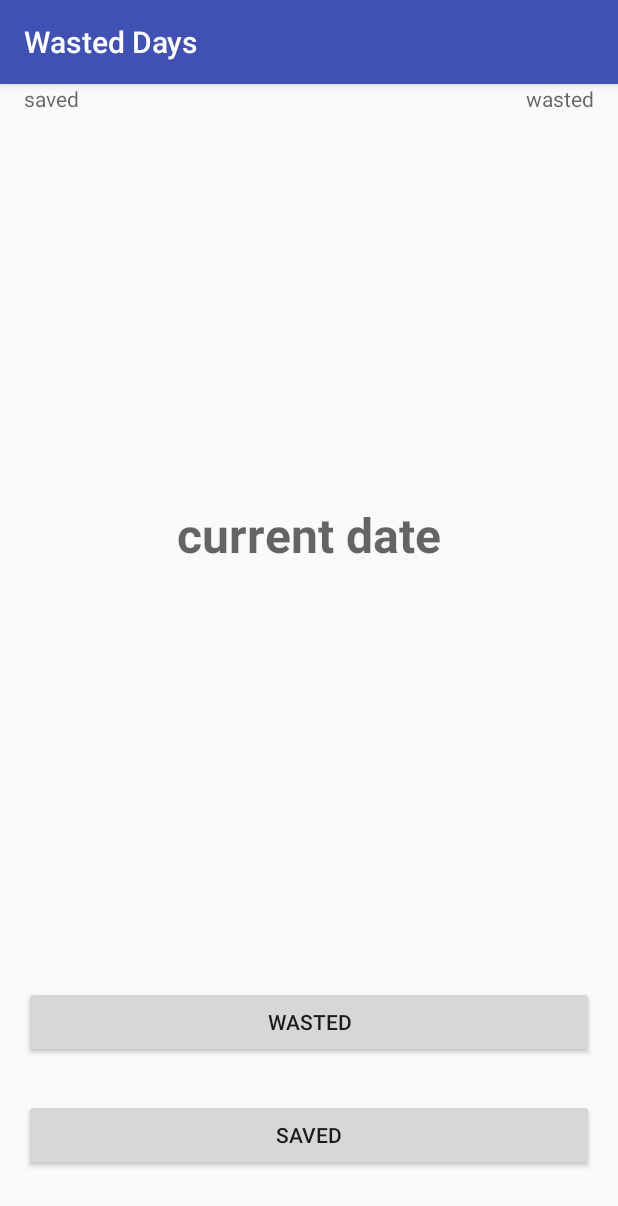
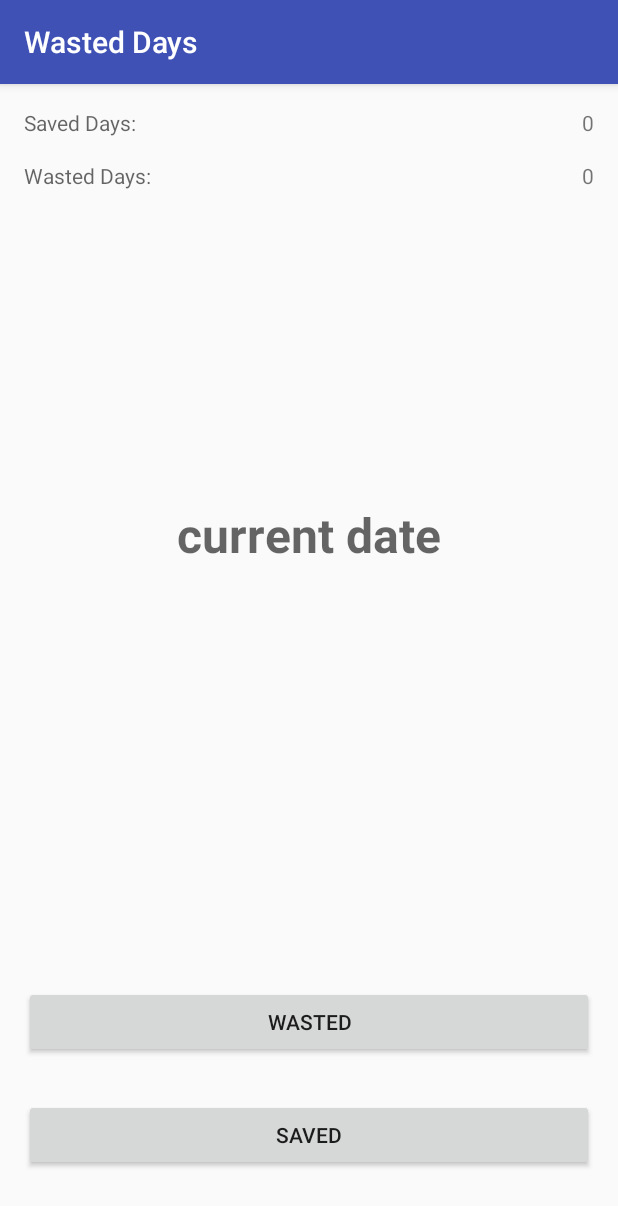
Before and after one commit to Amezdrin/Wasted-Days, an Android app: the screen it shows after launch (MainActivity), on a phone screen of 412 x 824 dp. Shown: the top 1206 px of the screen. Run offline under Robolectric (Android 15) with nearby library versions, the phone set to English and light mode, and no system bars.

Commit message:
Check if saved/wasted days counters !=0 and show current value added for wasted and saved days counters.
Need to add:
- handler for back button
- button to reset values
- statistic

```diff
--- a/app/src/main/java/artemtrue/wasteddays/MainActivity.java
+++ b/app/src/main/java/artemtrue/wasteddays/MainActivity.java
@@ -38,8 +38,6 @@ public class MainActivity extends AppCompatActivity {
     String TAG2 = "current i value";
     public static final String WD = "WastedDAYS";
     public static final String SD = "SavedDAYS";
-    SharedPreferences forSavedDays;
-    SharedPreferences forWastedDays;
 
     @Override
     protected void onCreate(Bundle savedInstanceState) {
@@ -47,11 +45,10 @@ public class MainActivity extends AppCompatActivity {
         setRequestedOrientation(ActivityInfo.SCREEN_ORIENTATION_PORTRAIT);
         setContentView(R.layout.activity_main);
 
-        /*if (SD != null && WD != null )
-        {
-            wastedDays = forWastedDays.getInt(WD, wastedDays);
-            savedDays = forSavedDays.getInt(SD, savedDays);
-        }*/
+        /**выводит количество дней при запуске приложения*/
+        TextView numberOfWastedDays = (TextView) findViewById(R.id.wasted_number);
+        TextView numberOfSavedDays = (TextView) findViewById(R.id.saved_number);
+
         SharedPreferences prefs = getSharedPreferences("sharedPref", MODE_PRIVATE);
         int restoredWDValue = prefs.getInt(WD, restoreWastedDays);
         int restoredSDValue = prefs.getInt(SD, restoreSavedDays);
@@ -60,10 +57,11 @@ public class MainActivity extends AppCompatActivity {
             savedDays = prefs.getInt(SD, restoreSavedDays);
         }
         else{
-            wastedDays = 0;
-            savedDays = 0;
+            wastedDays = prefs.getInt(WD, 0);
+            savedDays = prefs.getInt(SD, 0);
         }
-
+        numberOfWastedDays.setText(Integer.toString(wastedDays));
+        numberOfSavedDays.setText(Integer.toString(savedDays));
     }
 
     public void DaysCounter(){ //счётчик дней для wasted и saved
@@ -101,7 +99,7 @@ public class MainActivity extends AppCompatActivity {
         }
     }
 
-    public void makeUIOrigin(){ //меняет UI на исходный
+    public void resetUIToDefault(){ //меняет UI на исходный
 
         TextView timeStamp = (TextView) findViewById(R.id.currentDate_txtView);
         final LinearLayout rl = (LinearLayout) findViewById(R.id.background);
@@ -182,17 +180,13 @@ public class MainActivity extends AppCompatActivity {
             super.onPostExecute(result);
             getTodayDay();
             compareDates();
-            makeUIOrigin();
+            resetUIToDefault();
         }
     }
 
-    /**TODO определить, насколько нужны методы ниже этой строки*/
+    /** TODO - handler for back button; - button to reset values; - statistic */
+
     public void saveWastedDays() {
-
-        /*forWastedDays = getApplicationContext().getSharedPreferences(WD, MODE_PRIVATE);
-        SharedPreferences.Editor editor = forWastedDays.edit();
-        editor.putInt(WD, wastedDays);
-        editor.commit(); */
 
         SharedPreferences.Editor editor = getSharedPreferences("sharedPref", MODE_PRIVATE).edit();
         editor.putInt(WD, restoreWastedDays);
@@ -200,11 +194,6 @@ public class MainActivity extends AppCompatActivity {
     }
 
     public void saveSaveDays() {
-
-        /*forSavedDays = getApplicationContext().getSharedPreferences(SD, MODE_PRIVATE);
-        SharedPreferences.Editor editor = forSavedDays.edit();
-        editor.putInt(SD, savedDays);
-        editor.commit(); */
 
         SharedPreferences.Editor editor = getSharedPreferences("sharedPref", MODE_PRIVATE).edit();
         editor.putInt(SD, restoreSavedDays);
@@ -235,5 +224,4 @@ public class MainActivity extends AppCompatActivity {
                 break;
         }
     }
-
 }
--- a/app/src/main/res/layout/activity_main.xml
+++ b/app/src/main/res/layout/activity_main.xml
@@ -21,18 +21,38 @@
         <TextView
             android:layout_width="wrap_content"
             android:layout_height="wrap_content"
+            android:layout_alignParentLeft="true"
             android:layout_alignParentTop="true"
-            android:id="@+id/saved_number"
-            android:hint="saved"
-            />
+            android:hint="Saved Days:"
+            android:layout_marginTop="16dp"
+            android:id="@+id/wasted_hint"/>
+
+        <TextView
+            android:layout_width="wrap_content"
+            android:layout_height="wrap_content"
+            android:layout_alignParentLeft="true"
+            android:layout_below="@id/wasted_hint"
+            android:layout_marginTop="16dp"
+            android:hint="Wasted Days:"></TextView>
 
         <TextView
             android:layout_width="wrap_content"
             android:layout_height="wrap_content"
             android:layout_alignParentTop="true"
             android:layout_alignParentRight="true"
+            android:layout_marginTop="16dp"
+            android:id="@+id/saved_number"
+            android:hint="0"
+            />
+
+        <TextView
+            android:layout_width="wrap_content"
+            android:layout_height="wrap_content"
+            android:layout_alignParentRight="true"
+            android:layout_below="@+id/saved_number"
+            android:layout_marginTop="16dp"
             android:id="@+id/wasted_number"
-            android:hint="wasted"
+            android:hint="0"
             />
 
         <TextView
```
